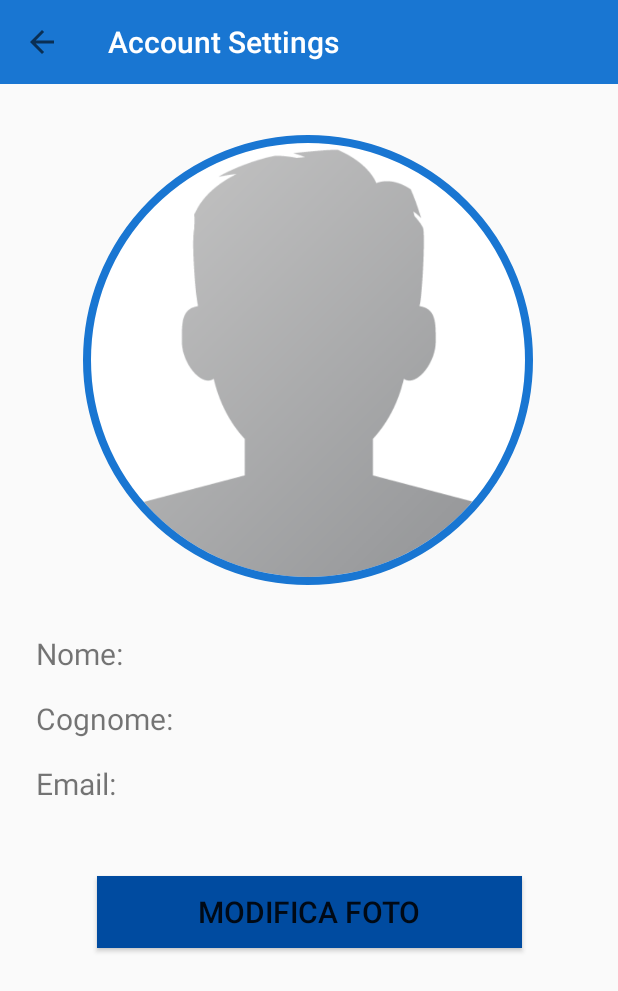
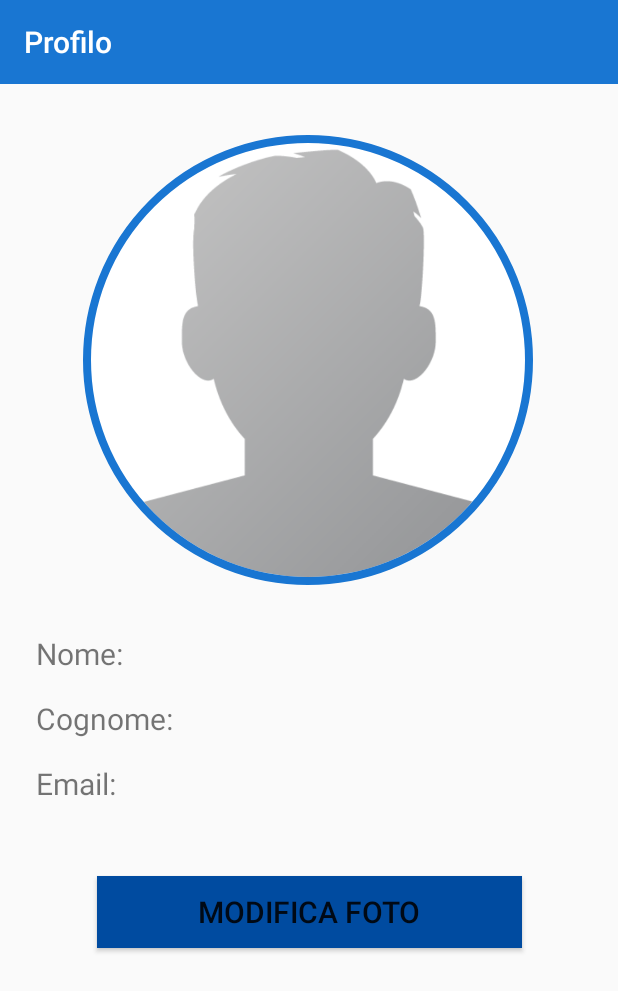
Before and after one commit to silvialorusso90/SegnalazioniStrade, an Android app: the screen it shows after launch once a user with an empty profile is signed in (ProfiloActivity), in the options menu, after a tap on "Profilo", on a phone screen of 412 x 824 dp. Shown: the top 991 px of the screen. Run offline under Robolectric (Android 15) with nearby library versions, the phone set to English and light mode, and no system bars; our stand-ins replace CircleImageView, Firebase (no records; nobody signed in at launch, a user with empty details on screens opened directly), Picasso; libraries missing offline, so code that uses them is left out: com.theartofdev.edmodo.

```diff
--- a/app/src/main/AndroidManifest.xml
+++ b/app/src/main/AndroidManifest.xml
@@ -33,11 +33,13 @@
             android:name="com.google.android.geo.API_KEY"
             android:value="@string/google_maps_key" />
 
-        <activity android:name=".segnalazioni.SegnalationActivity" />
+        <activity android:name=".segnalazioni.SegnalationActivity"
+            android:parentActivityName=".MainActivity"/>
         <activity
             android:name=".ProfiloActivity"
             android:parentActivityName=".MainActivity" />
-        <activity android:name=".InfoActivity" />
+        <activity android:name=".InfoActivity"
+            android:parentActivityName=".MainActivity"/>
         <activity android:name=".segnalazioni.IncidenteActivity" />
         <activity android:name=".authentication.RegisterActivity" />
         <activity android:name=".MainActivity" />
--- a/app/src/main/java/com/example/segnalazionistrade/MainActivity.java
+++ b/app/src/main/java/com/example/segnalazionistrade/MainActivity.java
@@ -3,6 +3,7 @@ package com.example.segnalazionistrade;
 import androidx.annotation.NonNull;
 import androidx.appcompat.app.AppCompatActivity;
 import androidx.appcompat.widget.Toolbar;
+import androidx.fragment.app.Fragment;
 import androidx.viewpager.widget.ViewPager;
 
 import android.content.Intent;
@@ -129,5 +130,8 @@ public class MainActivity extends AppCompatActivity {
 
     }
 
-
+    @Override
+    public void onAttachFragment(@NonNull Fragment fragment) {
+        super.onAttachFragment(fragment);
+    }
 }
--- a/app/src/main/java/com/example/segnalazionistrade/ProfiloActivity.java
+++ b/app/src/main/java/com/example/segnalazionistrade/ProfiloActivity.java
@@ -49,12 +49,16 @@ public class ProfiloActivity extends AppCompatActivity {
     private StorageReference profileImageRef;
     //private ProgressDialog loadingBar;
 
-    private Toolbar SettingsToolBar;
+    private Toolbar mToolbar;
 
     @Override
     protected void onCreate(Bundle savedInstanceState) {
         super.onCreate(savedInstanceState);
         setContentView(R.layout.activity_profilo);
+
+        mToolbar = findViewById(R.id.main_page_toolbar);
+        setSupportActionBar(mToolbar);
+        getSupportActionBar().setTitle("Profilo");
 
         mAuth = FirebaseAuth.getInstance();
         currentUserID = mAuth.getCurrentUser().getUid();
@@ -82,11 +86,7 @@ public class ProfiloActivity extends AppCompatActivity {
         mProfilePhoto = (CircleImageView) findViewById(R.id.set_profile_image);
         mPhotoModyfy = (Button) findViewById(R.id.btnSettings);
 
-        SettingsToolBar = (Toolbar) findViewById(R.id.settings_toolbar);
-        setSupportActionBar(SettingsToolBar);
-        getSupportActionBar().setDisplayHomeAsUpEnabled(true);
-        getSupportActionBar().setDisplayShowCustomEnabled(true);
-        getSupportActionBar().setTitle("Account Settings");
+
     }
 
     private void retrieveUserInfo() {
--- a/app/src/main/java/com/example/segnalazionistrade/map/MapFragment.java
+++ b/app/src/main/java/com/example/segnalazionistrade/map/MapFragment.java
@@ -405,6 +405,9 @@ public class MapFragment extends Fragment implements OnMapReadyCallback {
         } catch (IOException e) {
             e.printStackTrace();
         }
+        catch (NullPointerException e){
+            e.getMessage();
+        }
         return stringLocation;
     }
 
--- a/app/src/main/res/layout/activity_profilo.xml
+++ b/app/src/main/res/layout/activity_profilo.xml
@@ -7,8 +7,8 @@
     tools:context=".ProfiloActivity">
 
     <include
-        layout="@layout/app_bar_layout"
-        android:id="@+id/settings_toolbar">
+        android:id="@+id/main_page_toolbar"
+        layout="@layout/app_bar_layout">
     </include>
 
     <de.hdodenhof.circleimageview.CircleImageView
```
